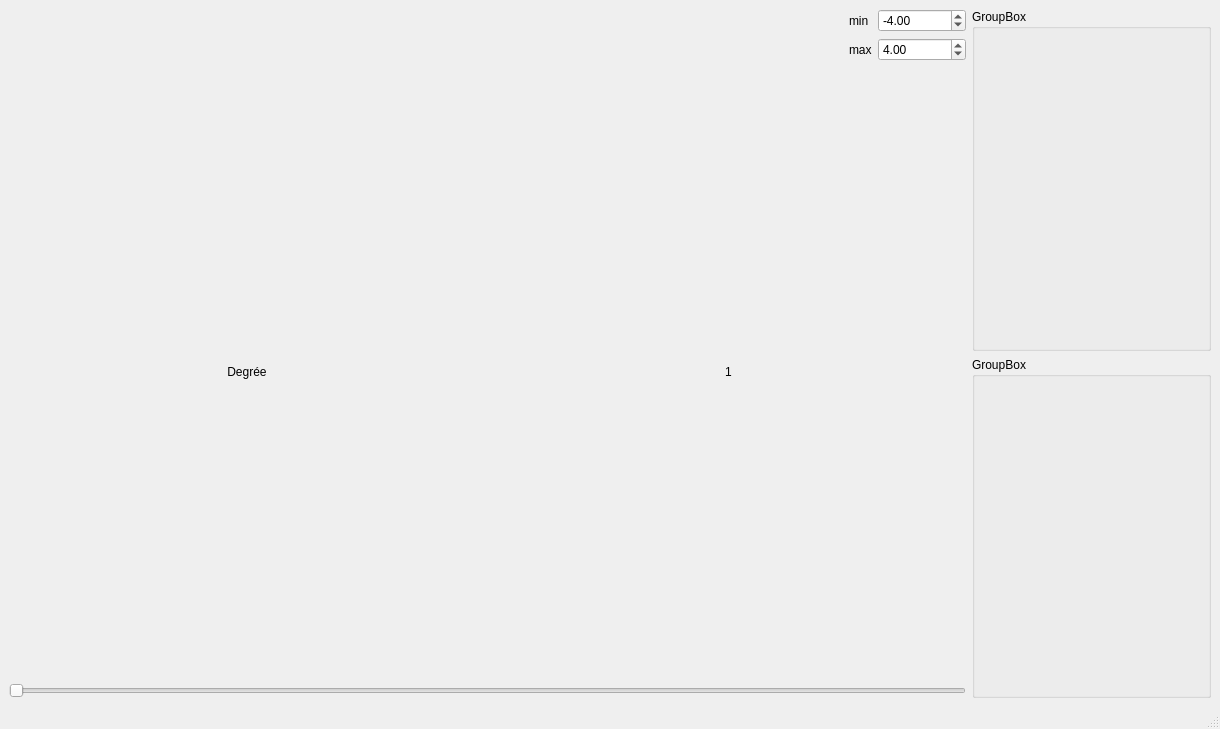
Before: the Qt Designer form mainwindow.ui in RemNX/Polynomial, drawn with Qt 5.
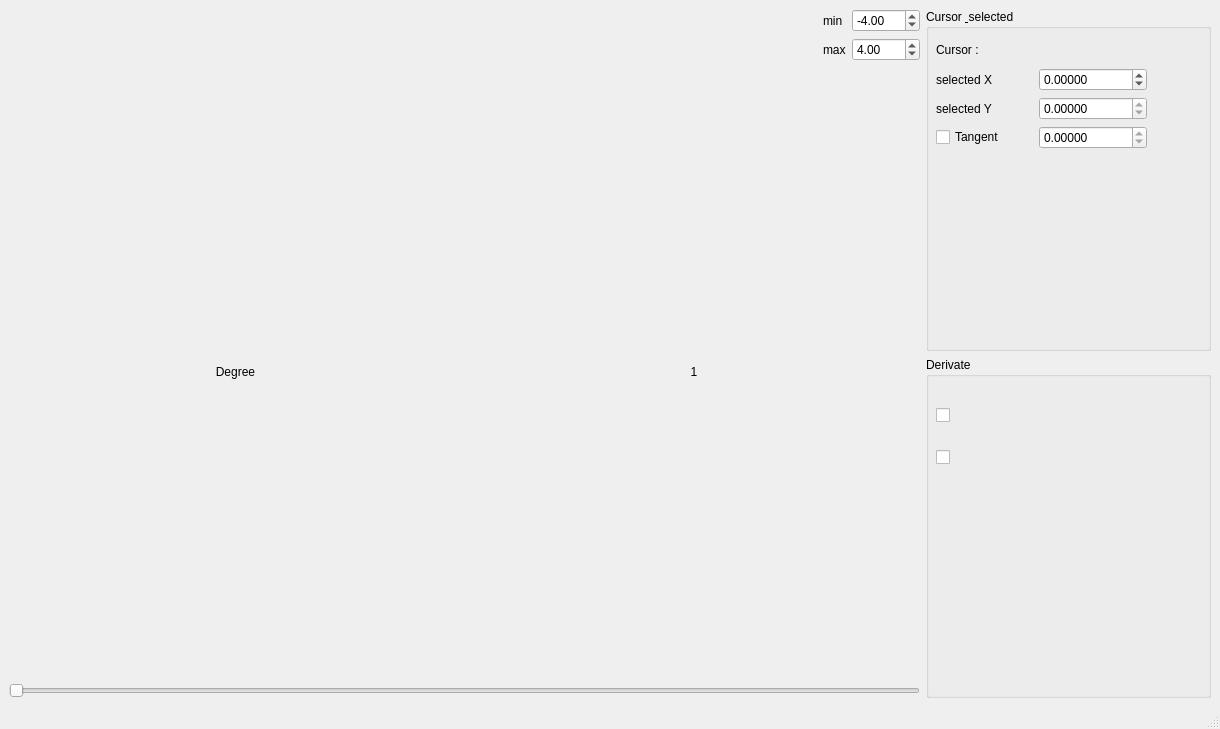
After: the same form once the commit is applied.

Commit message: 1.1.0 Derivative and tangent

```diff
--- a/mainwindow.ui
+++ b/mainwindow.ui
@@ -14,7 +14,7 @@
    <string>MainWindow</string>
   </property>
   <widget class="QWidget" name="centralwidget">
-   <layout class="QHBoxLayout" name="horizontalLayout_6" stretch="4,1">
+   <layout class="QHBoxLayout" name="horizontalLayout_6" stretch="16,5">
     <item>
      <layout class="QVBoxLayout" name="graph_part" stretch="1,20,2">
       <item>
@@ -45,10 +45,10 @@
           <item row="0" column="1">
            <widget class="QDoubleSpinBox" name="input_min">
             <property name="minimum">
-             <double>-1000000.000000000000000</double>
+             <double>-100.000000000000000</double>
             </property>
             <property name="maximum">
-             <double>1000000.000000000000000</double>
+             <double>100.000000000000000</double>
             </property>
             <property name="value">
              <double>-4.000000000000000</double>
@@ -58,10 +58,10 @@
           <item row="1" column="1">
            <widget class="QDoubleSpinBox" name="input_max">
             <property name="minimum">
-             <double>-1000000.000000000000000</double>
+             <double>-100.000000000000000</double>
             </property>
             <property name="maximum">
-             <double>1000000.000000000000000</double>
+             <double>100.000000000000000</double>
             </property>
             <property name="value">
              <double>4.000000000000000</double>
@@ -84,7 +84,7 @@
             <item>
              <widget class="QLabel" name="label_2">
               <property name="text">
-               <string>Degrée</string>
+               <string>Degree</string>
               </property>
               <property name="alignment">
                <set>Qt::AlignmentFlag::AlignCenter</set>
@@ -134,28 +134,156 @@
       <item>
        <widget class="QGroupBox" name="groupBox_2">
         <property name="title">
-         <string>GroupBox</string>
+         <string>Cursor &amp; selected</string>
         </property>
-        <widget class="QLabel" name="point_value_output">
+        <widget class="QWidget" name="gridLayoutWidget">
          <property name="geometry">
           <rect>
            <x>10</x>
-           <y>30</y>
-           <width>141</width>
-           <height>16</height>
+           <y>29</y>
+           <width>211</width>
+           <height>111</height>
           </rect>
          </property>
-         <property name="text">
-          <string/>
-         </property>
+         <layout class="QGridLayout" name="xValueLayout" rowstretch="1,2,0,0,0" columnstretch="1,1">
+          <item row="1" column="0">
+           <widget class="QLabel" name="label_5">
+            <property name="text">
+             <string>selected X</string>
+            </property>
+           </widget>
+          </item>
+          <item row="0" column="1">
+           <widget class="QLabel" name="point_value_output">
+            <property name="text">
+             <string/>
+            </property>
+           </widget>
+          </item>
+          <item row="0" column="0">
+           <widget class="QLabel" name="label_4">
+            <property name="text">
+             <string>Cursor :</string>
+            </property>
+           </widget>
+          </item>
+          <item row="2" column="0">
+           <widget class="QLabel" name="label_6">
+            <property name="text">
+             <string>selected Y</string>
+            </property>
+           </widget>
+          </item>
+          <item row="2" column="1">
+           <widget class="QDoubleSpinBox" name="selected_y">
+            <property name="enabled">
+             <bool>true</bool>
+            </property>
+            <property name="readOnly">
+             <bool>true</bool>
+            </property>
+            <property name="decimals">
+             <number>5</number>
+            </property>
+            <property name="minimum">
+             <double>-100000000.000000000000000</double>
+            </property>
+            <property name="maximum">
+             <double>100000000.000000000000000</double>
+            </property>
+           </widget>
+          </item>
+          <item row="1" column="1">
+           <widget class="QDoubleSpinBox" name="selected_x">
+            <property name="decimals">
+             <number>5</number>
+            </property>
+            <property name="minimum">
+             <double>-1000.000000000000000</double>
+            </property>
+            <property name="maximum">
+             <double>1000.000000000000000</double>
+            </property>
+            <property name="singleStep">
+             <double>0.100000000000000</double>
+            </property>
+           </widget>
+          </item>
+          <item row="3" column="0">
+           <widget class="QCheckBox" name="box_tangent">
+            <property name="text">
+             <string>Tangent</string>
+            </property>
+           </widget>
+          </item>
+          <item row="3" column="1">
+           <widget class="QDoubleSpinBox" name="selected_tangent">
+            <property name="enabled">
+             <bool>true</bool>
+            </property>
+            <property name="readOnly">
+             <bool>true</bool>
+            </property>
+            <property name="decimals">
+             <number>5</number>
+            </property>
+            <property name="minimum">
+             <double>-100000000.000000000000000</double>
+            </property>
+            <property name="maximum">
+             <double>100000000.000000000000000</double>
+            </property>
+           </widget>
+          </item>
+         </layout>
         </widget>
        </widget>
       </item>
       <item>
        <widget class="QGroupBox" name="groupBox">
         <property name="title">
-         <string>GroupBox</string>
+         <string>Derivate</string>
         </property>
+        <widget class="QWidget" name="gridLayoutWidget_2">
+         <property name="geometry">
+          <rect>
+           <x>10</x>
+           <y>30</y>
+           <width>261</width>
+           <height>101</height>
+          </rect>
+         </property>
+         <layout class="QGridLayout" name="gridLayout_2" columnstretch="1,15">
+          <item row="1" column="1">
+           <widget class="QLabel" name="derivate_first_output">
+            <property name="text">
+             <string/>
+            </property>
+           </widget>
+          </item>
+          <item row="2" column="1">
+           <widget class="QLabel" name="derivate_second_output">
+            <property name="text">
+             <string/>
+            </property>
+           </widget>
+          </item>
+          <item row="1" column="0">
+           <widget class="QCheckBox" name="box_derivate_first">
+            <property name="text">
+             <string/>
+            </property>
+           </widget>
+          </item>
+          <item row="2" column="0">
+           <widget class="QCheckBox" name="box_derivate_second">
+            <property name="text">
+             <string/>
+            </property>
+           </widget>
+          </item>
+         </layout>
+        </widget>
        </widget>
       </item>
      </layout>
```
Left out of the diff: 2 changed lines with no effect on the pictures. The commit also changes 3 other files.
